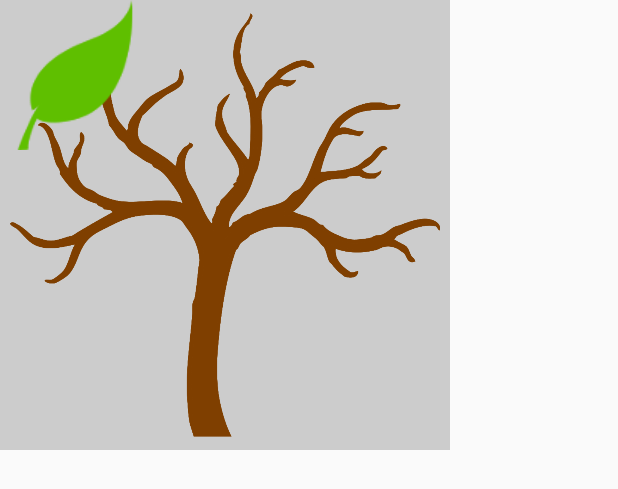
After one commit to flobaader/VisuaLink, an Android app: the layout sample_tree_view.xml on its own in the app's theme, with its tools: preview values and no code run, on a phone screen of 412 x 824 dp. The commit adds this screen. Shown: the top 489 px of the screen. Run offline under Robolectric (Android 15) with nearby library versions, the phone set to English and light mode, and no system bars.

Commit message:
added Treeview

```diff
--- a/app/src/main/java/com/eehack/visualink/MainActivity.java
+++ b/app/src/main/java/com/eehack/visualink/MainActivity.java
@@ -2,6 +2,7 @@ package com.eehack.visualink;
 
 import android.support.v7.app.AppCompatActivity;
 import android.os.Bundle;
+import android.widget.TextView;
 
 public class MainActivity extends AppCompatActivity {
 
@@ -9,5 +10,7 @@ public class MainActivity extends AppCompatActivity {
     protected void onCreate(Bundle savedInstanceState) {
         super.onCreate(savedInstanceState);
         setContentView(R.layout.activity_main);
+
+
     }
 }
--- /dev/null
+++ b/app/src/main/java/com/eehack/visualink/ui/TreeView.java
@@ -0,0 +1,111 @@
+package com.eehack.visualink.ui;
+
+import android.content.Context;
+import android.content.res.TypedArray;
+import android.graphics.Bitmap;
+import android.graphics.BitmapFactory;
+import android.graphics.Canvas;
+import android.graphics.Matrix;
+import android.graphics.drawable.Drawable;
+import android.util.AttributeSet;
+import android.view.View;
+
+import com.eehack.visualink.R;
+
+
+public class TreeView extends View {
+
+    private Drawable mTreeDrawable;
+    private Bitmap mLeafBitmap;
+
+    private int leafCount = 15;
+    private int mTreeSize = 0;
+
+    private LeafPosition[] leafPositions = {
+            new LeafPosition(0.25f, 0.25f, 45, 1f),
+            new LeafPosition(0.5f, 0.5f, 90, 1f)};
+
+    public TreeView(Context context) {
+        super(context);
+        init(null, 0);
+    }
+
+    public TreeView(Context context, AttributeSet attrs) {
+        super(context, attrs);
+        init(attrs, 0);
+    }
+
+    public TreeView(Context context, AttributeSet attrs, int defStyle) {
+        super(context, attrs, defStyle);
+        init(attrs, defStyle);
+    }
+
+    private void init(AttributeSet attrs, int defStyle) {
+        // Load attributes
+        final TypedArray a = getContext().obtainStyledAttributes(
+                attrs, R.styleable.TreeView, defStyle, 0);
+
+
+        mTreeDrawable = getResources().getDrawable(R.drawable.tree);
+        mTreeDrawable.setCallback(this);
+
+        mLeafBitmap = BitmapFactory.decodeResource(getResources(), R.drawable.leaf);
+
+        a.recycle();
+
+    }
+
+
+    @Override
+    protected void onDraw(Canvas canvas) {
+
+        mTreeDrawable.draw(canvas);
+
+        LeafPosition lp;
+        for (int i = 0; i < leafCount && i < leafPositions.length; i++) {
+            lp = leafPositions[i];
+            canvas.drawBitmap(mLeafBitmap, lp.matrix, null);
+        }
+
+
+    }
+
+    @Override
+    protected void onSizeChanged(int w, int h, int oldw, int oldh) {
+        super.onSizeChanged(w, h, oldw, oldh);
+        if (w / h < 1) {
+            mTreeDrawable.setBounds(10, 10, w - 10, w - 10);
+            mTreeSize = w-20;
+        } else {
+            mTreeDrawable.setBounds(10, 10, h - 10, h - 10);
+            mTreeSize = h-20;
+        }
+    }
+
+    public void setLeafCount(int count) {
+        this.leafCount = (Math.min(Math.max(0, count), 100));
+    }
+
+    private class LeafPosition {
+        public float xPos;
+        public float yPos;
+        public Matrix matrix;
+
+        public LeafPosition(float xPos, float yPos, float rot, float scale) {
+            this.xPos = xPos;
+            this.yPos = yPos;
+            this.matrix = new Matrix();
+            matrix.setTranslate(mTreeSize*xPos + 10, mTreeSize * yPos + 10);
+
+            matrix.setRotate(rot);
+
+            float sf = mTreeSize/1000;
+
+            matrix.setScale( scale, scale);
+        }
+
+
+    }
+
+
+}
--- /dev/null
+++ b/app/src/main/res/layout/sample_tree_view.xml
@@ -0,0 +1,17 @@
+<FrameLayout xmlns:android="http://schemas.android.com/apk/res/android"
+    xmlns:app="http://schemas.android.com/apk/res-auto"
+    android:layout_width="match_parent"
+    android:layout_height="match_parent">
+
+    <com.eehack.visualink.ui.TreeView
+        android:layout_width="300dp"
+        android:layout_height="300dp"
+        android:background="#ccc"
+        android:paddingBottom="40dp"
+        android:paddingLeft="20dp"
+        app:exampleColor="#33b5e5"
+        app:exampleDimension="24sp"
+        app:exampleDrawable="@android:drawable/ic_menu_add"
+        app:exampleString="Hello, TreeView" />
+
+</FrameLayout>
```
Also changed, not shown: app/src/main/res/layout/activity_main.xml (+4 -4 lines), app/src/main/res/values/attrs_tree_view.xml (added, +8 -0 lines), app/src/main/res/drawable/leaf.png (added), app/src/main/res/drawable/tree.png (added), 1 other file.
